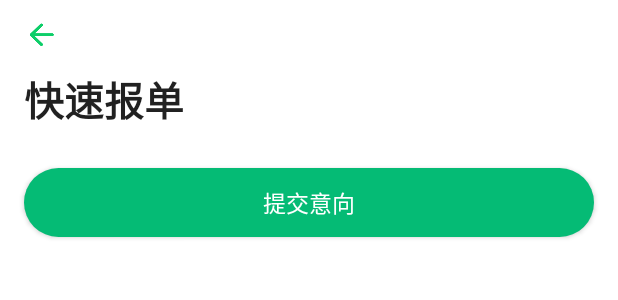
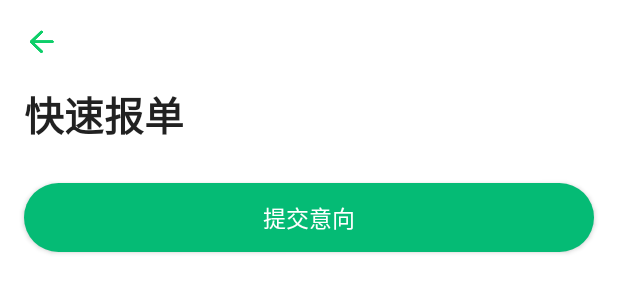
Before and after one commit to guoxiaopeng875/maintech, an Android app: the layout activity_quickly_apply.xml on its own in the app's theme, with its tools: preview values and no code run, on a phone screen of 412 x 824 dp. Shown: the top 300 px of the screen. Run offline under Robolectric (Android 15) with nearby library versions, the phone set to English and light mode, and no system bars.

Commit message:
fix toolbar

```diff
--- a/app/src/main/AndroidManifest.xml
+++ b/app/src/main/AndroidManifest.xml
@@ -35,11 +35,7 @@
         android:theme="@style/MyTheme">
         <activity
             android:name=".ui.activity.Splash"
-            android:alwaysRetainTaskState="true"
-            android:clearTaskOnLaunch="false"
             android:configChanges="keyboardHidden|orientation"
-            android:launchMode="singleTask"
-            android:noHistory="true"
             android:theme="@style/ThemeSplash">
             <intent-filter>
                 <action android:name="android.intent.action.MAIN" />
--- a/app/src/main/res/layout/activity_login.xml
+++ b/app/src/main/res/layout/activity_login.xml
@@ -6,11 +6,11 @@
 
     <LinearLayout
         android:id="@+id/ll_toolbar_login"
-        style="@style/toolbar_ll">
+        style="@style/toolbar_common">
 
         <ImageButton
             android:id="@+id/iv_back_login"
-            style="@style/toolbar_iv" />
+            style="@style/toolbar_back_green" />
     </LinearLayout>
 
     <LinearLayout
--- a/app/src/main/res/layout/activity_quickly_apply.xml
+++ b/app/src/main/res/layout/activity_quickly_apply.xml
@@ -5,14 +5,14 @@
     android:background="@color/white"
     android:orientation="vertical">
 
-    <LinearLayout
+    <android.support.v7.widget.Toolbar
         android:id="@+id/ll_toolbar_login"
-        style="@style/toolbar_ll">
+        style="@style/toolbar_common">
 
         <ImageButton
             android:id="@+id/iv_back_quick"
-            style="@style/toolbar_iv" />
-    </LinearLayout>
+            style="@style/toolbar_back_green" />
+    </android.support.v7.widget.Toolbar>
 
     <TextView
         style="@style/md_title"
--- a/app/src/main/res/values/styles.xml
+++ b/app/src/main/res/values/styles.xml
@@ -66,23 +66,25 @@
     </style>
 
     <!--toolbar-->
-    <style name="toolbar_ll">
+    <style name="toolbar_common">
         <item name="android:layout_width">match_parent</item>
-        <item name="android:layout_height">@dimen/x37</item>
+        <item name="android:layout_height">wrap_content</item>
+        <item name="android:minHeight">?attr/actionBarSize</item>
     </style>
-    <style name="toolbar_iv" parent="margin_start_x13">
-        <item name="android:layout_width">wrap_content</item>
-        <item name="android:layout_height">match_parent</item>
-        <item name="android:layout_gravity">center_vertical</item>
-        <item name="android:src">@mipmap/ic_back_green</item>
-        <item name="android:background">@null</item>
-    </style>
-    <style name="toolbar_iv_rl" parent="margin_start_x13">
+    <!--toolbar返回按钮-->
+    <style name="toolbar_back_common" parent="margin_start_x13">
         <item name="android:layout_width">wrap_content</item>
         <item name="android:layout_height">match_parent</item>
         <item name="android:layout_centerVertical">true</item>
+        <item name="android:background">@null</item>
+    </style>
+    <!--toolbar返回绿色按钮-->
+    <style name="toolbar_back_green" parent="toolbar_back_common">
+        <item name="android:src">@mipmap/ic_back_green</item>
+    </style>
+    <!--toolbar返回白色按钮-->
+    <style name="toolbar_back_white" parent="toolbar_back_common">
         <item name="android:src">@mipmap/ic_back_white</item>
-        <item name="android:background">@null</item>
     </style>
 
     <!--项目布局左边距x13-->
```
Also changed, not shown: app/src/main/res/layout/activity_pending_items.xml (+4 -4 lines).
